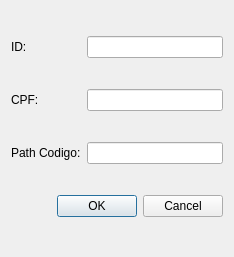
Above: gui/resolvedialog.ui from prafael18/mc536 before the change. Below: the same form after it.
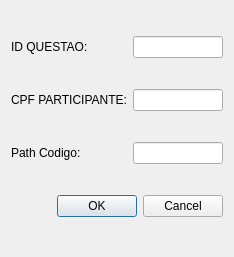
That is the form after the change.

Diff of the .ui file:
```diff
--- a/gui/resolvedialog.ui
+++ b/gui/resolvedialog.ui
@@ -40,14 +40,14 @@
    <item row="0" column="0">
     <widget class="QLabel" name="label">
      <property name="text">
-      <string>ID:</string>
+      <string>ID QUESTAO:</string>
      </property>
     </widget>
    </item>
    <item row="1" column="0">
     <widget class="QLabel" name="label_2">
      <property name="text">
-      <string>CPF:</string>
+      <string>CPF PARTICIPANTE:</string>
      </property>
     </widget>
    </item>
```
